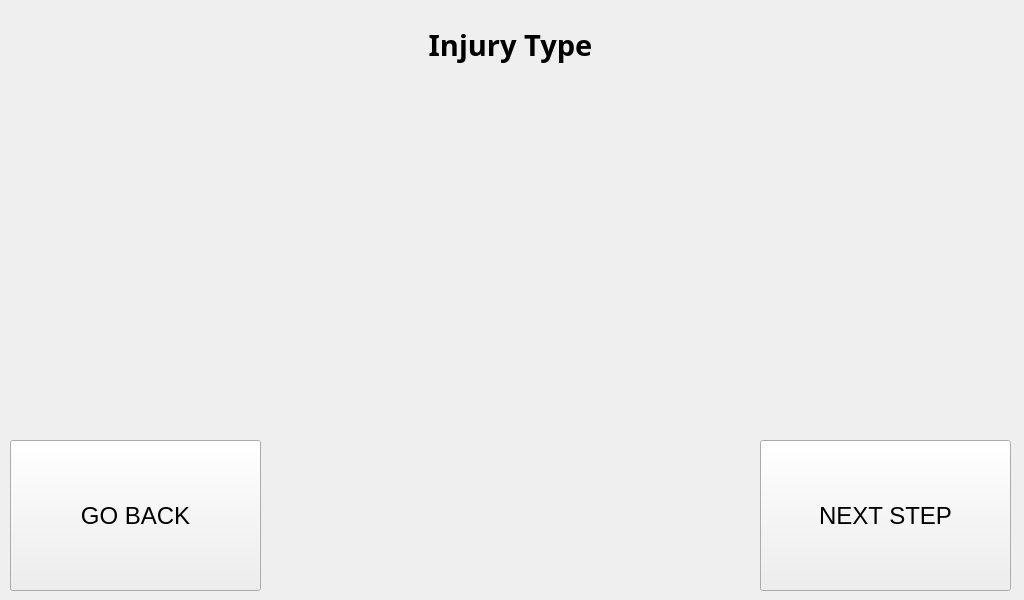
Above: RASPI/injuries/TEMPLATE.ui from Pwersa/Medical-Cabinet before the change. Below: the same form after it.
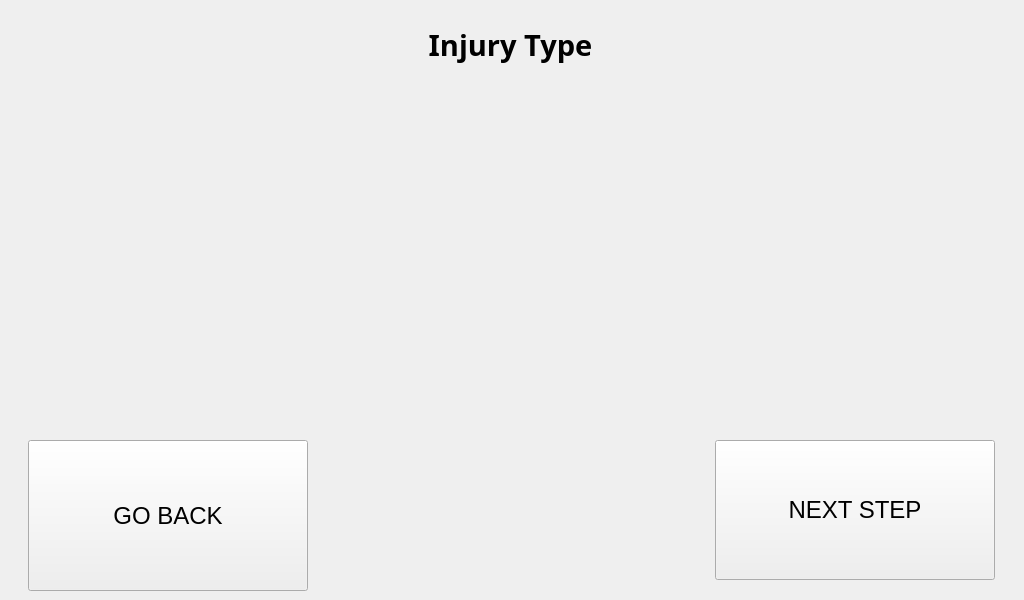
That is the form after the change.

The edit to the form file:
```diff
--- a/RASPI/injuries/TEMPLATE.ui
+++ b/RASPI/injuries/TEMPLATE.ui
@@ -110,12 +110,24 @@
    <widget class="QPushButton" name="next_step_button">
     <property name="geometry">
      <rect>
-      <x>760</x>
+      <x>715</x>
       <y>440</y>
-      <width>251</width>
-      <height>151</height>
+      <width>280</width>
+      <height>140</height>
      </rect>
     </property>
+    <property name="minimumSize">
+     <size>
+      <width>280</width>
+      <height>140</height>
+     </size>
+    </property>
+    <property name="maximumSize">
+     <size>
+      <width>280</width>
+      <height>140</height>
+     </size>
+    </property>
     <property name="font">
      <font>
       <pointsize>18</pointsize>
@@ -131,12 +143,24 @@
    <widget class="QPushButton" name="go_back_button">
     <property name="geometry">
      <rect>
-      <x>10</x>
+      <x>28</x>
       <y>440</y>
-      <width>251</width>
+      <width>280</width>
       <height>151</height>
      </rect>
     </property>
+    <property name="minimumSize">
+     <size>
+      <width>280</width>
+      <height>0</height>
+     </size>
+    </property>
+    <property name="maximumSize">
+     <size>
+      <width>280</width>
+      <height>16777215</height>
+     </size>
+    </property>
     <property name="font">
      <font>
       <pointsize>18</pointsize>
```
